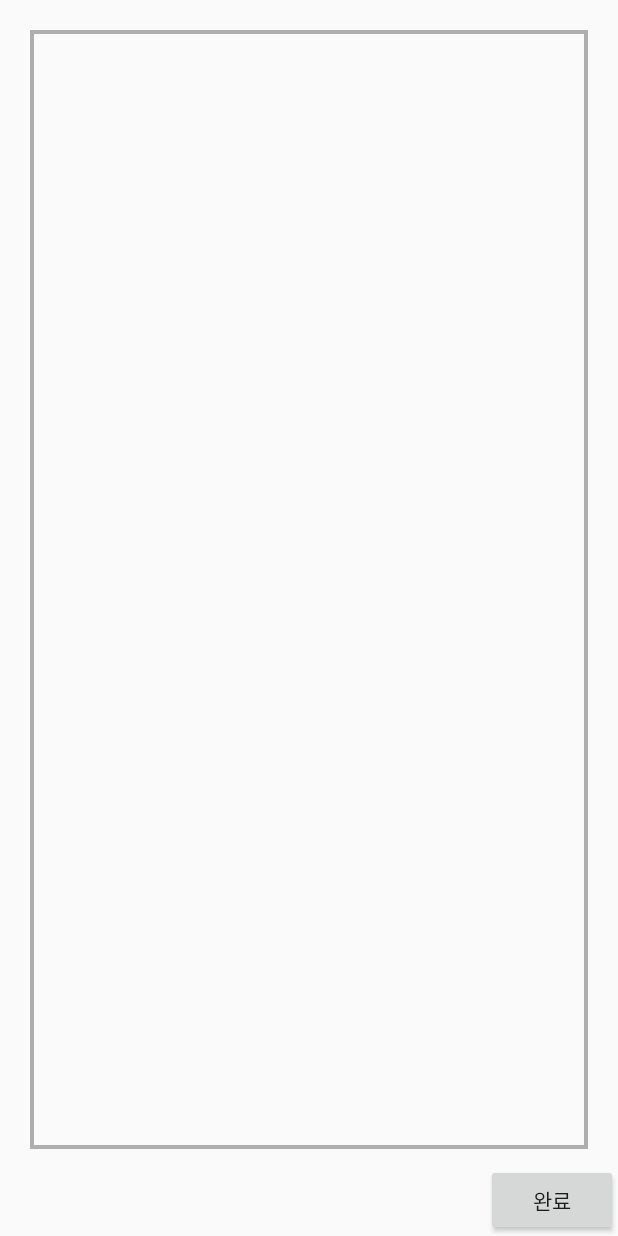
After one commit to AnKyungMoo/StreetTree, an Android app: the CompleteActivity screen opened directly, with no data from a screen before it, on a phone screen of 412 x 824 dp. The commit adds this screen. Run offline under Robolectric (Android 15) with nearby library versions, the phone set to English and light mode, and no system bars.

Commit message:
CompleteActivity 추가

```diff
--- a/app/build.gradle
+++ b/app/build.gradle
@@ -27,6 +27,7 @@ android {
 }
 
 
+
 dependencies {
     implementation fileTree(dir: 'libs', include: ['*.jar'])
     implementation 'com.android.support:appcompat-v7:26.1.0'
--- a/app/src/main/AndroidManifest.xml
+++ b/app/src/main/AndroidManifest.xml
@@ -2,8 +2,8 @@
 <manifest xmlns:android="http://schemas.android.com/apk/res/android"
     package="com.example.iclab.st">
 
-    <uses-permission android:name="android.permission.INTERNET"></uses-permission>
-    <uses-permission android:name="android.permission.ACCESS_FINE_LOCATION"></uses-permission>
+    <uses-permission android:name="android.permission.INTERNET" />
+    <uses-permission android:name="android.permission.ACCESS_FINE_LOCATION" />
 
     <application
         android:allowBackup="true"
@@ -24,7 +24,8 @@
         <activity android:name=".NewplaceActivity" />
         <activity android:name=".MapActivity" />
         <activity android:name=".SurveyActivity" />
-        <activity android:name=".RegionActivity"></activity>
+        <activity android:name=".RegionActivity" />
+        <activity android:name=".CompleteActivity"></activity>
     </application>
 
 </manifest>
--- /dev/null
+++ b/app/src/main/java/com/example/iclab/st/CompleteActivity.java
@@ -0,0 +1,14 @@
+package com.example.iclab.st;
+
+import android.support.v7.app.AppCompatActivity;
+import android.os.Bundle;
+
+// 실측완료를 누르면 최종 결과 값이 출력되는 액티비티
+public class CompleteActivity extends AppCompatActivity {
+
+    @Override
+    protected void onCreate(Bundle savedInstanceState) {
+        super.onCreate(savedInstanceState);
+        setContentView(R.layout.activity_complete);
+    }
+}
--- a/app/src/main/java/com/example/iclab/st/RegionActivity.java
+++ b/app/src/main/java/com/example/iclab/st/RegionActivity.java
@@ -6,6 +6,7 @@ import android.os.Bundle;
 import android.view.View;
 import android.widget.Button;
 
+// 신규현장실측 - 현장명입력 - [주소 입력]
 public class RegionActivity extends AppCompatActivity {
 
     @Override
--- a/app/src/main/java/com/example/iclab/st/SurveyActivity.java
+++ b/app/src/main/java/com/example/iclab/st/SurveyActivity.java
@@ -41,5 +41,15 @@ public class SurveyActivity extends AppCompatActivity {
                 finish();
             }
         });
+
+        // 실측완료 버튼 누르면 결과출력 화면으로 전환
+        completeBtn.setOnClickListener(new Button.OnClickListener() {
+            public void onClick(View v) {
+                Intent intent = new Intent(getApplicationContext(), CompleteActivity.class);
+                startActivity(intent);
+                finish();
+            }
+        });
+
     }
 }
--- /dev/null
+++ b/app/src/main/res/layout/activity_complete.xml
@@ -0,0 +1,42 @@
+<?xml version="1.0" encoding="utf-8"?>
+<android.support.constraint.ConstraintLayout xmlns:android="http://schemas.android.com/apk/res/android"
+    xmlns:app="http://schemas.android.com/apk/res-auto"
+    xmlns:tools="http://schemas.android.com/tools"
+    android:layout_width="match_parent"
+    android:layout_height="match_parent"
+    tools:context="com.example.iclab.st.CompleteActivity">
+
+
+    <RelativeLayout
+        android:layout_width="match_parent"
+        android:layout_height="match_parent">
+
+        <TextView
+            android:id="@+id/resultView"
+            android:layout_width="match_parent"
+            android:layout_height="match_parent"
+            android:background="@drawable/around_box"
+            android:layout_alignParentTop="true"
+            android:layout_alignParentStart="true"
+            android:layout_alignParentLeft="true"
+            android:layout_marginTop="20dp"
+            android:layout_marginLeft="20dp"
+            android:layout_marginRight="20dp"
+            android:layout_marginBottom="10dp"
+            android:layout_above="@+id/resultBtn"
+            android:gravity="center_vertical"
+            android:text=""
+            android:textSize="11pt" />
+
+        <Button
+            android:id="@+id/resultBtn"
+            android:layout_width="wrap_content"
+            android:layout_height="wrap_content"
+            android:layout_alignParentBottom="true"
+            android:layout_alignParentEnd="true"
+            android:layout_alignParentRight="true"
+            android:text="완료" />
+
+    </RelativeLayout>
+
+</android.support.constraint.ConstraintLayout>
```
